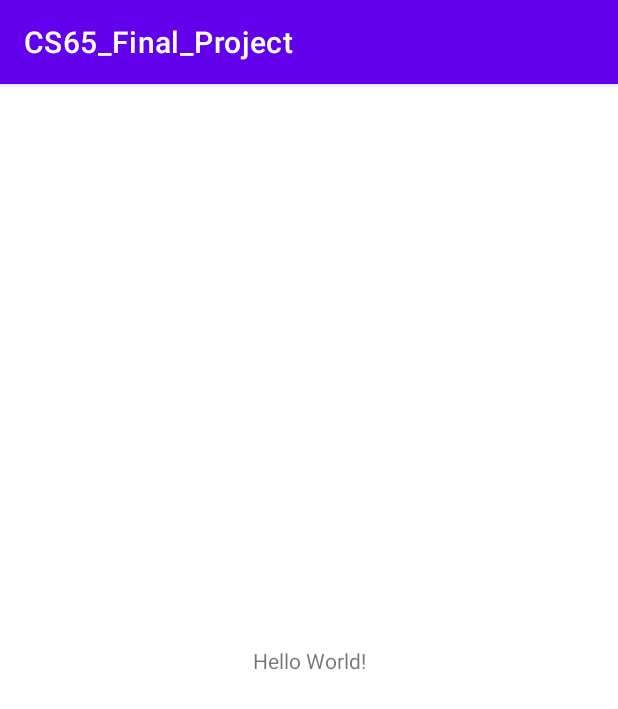
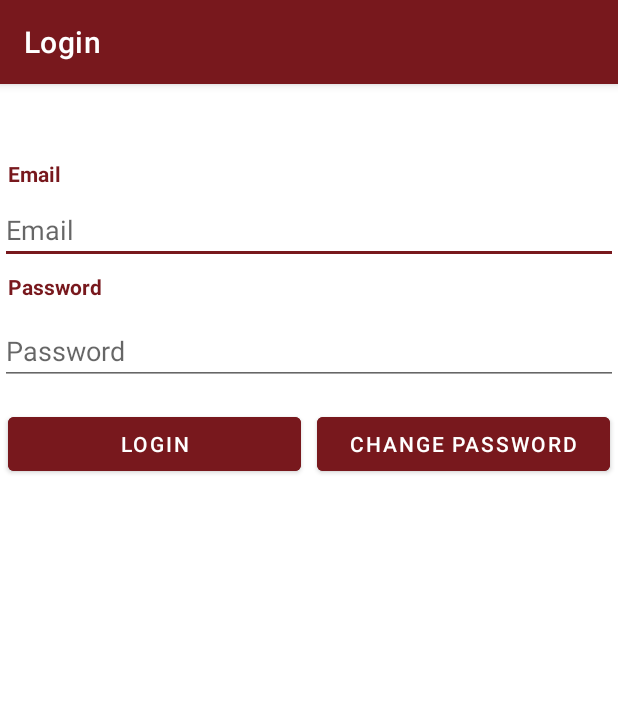
Before and after one commit to nitrous10/Recipe-Finder, an Android app: the screen it shows after launch (MainActivity), on a phone screen of 412 x 824 dp. Shown: the top 709 px of the screen. Run offline under Robolectric (Android 15) with nearby library versions, the phone set to English and light mode, and no system bars.

Commit message:
Rough Login

```diff
--- a/app/src/main/java/com/example/cs65_final_project/MainActivity.java
+++ b/app/src/main/java/com/example/cs65_final_project/MainActivity.java
@@ -2,7 +2,10 @@ package com.example.cs65_final_project;
 
 import androidx.appcompat.app.AppCompatActivity;
 
+import android.content.Intent;
 import android.os.Bundle;
+import android.view.View;
+import android.widget.Toast;
 
 public class MainActivity extends AppCompatActivity {
 
@@ -10,5 +13,16 @@ public class MainActivity extends AppCompatActivity {
     protected void onCreate(Bundle savedInstanceState) {
         super.onCreate(savedInstanceState);
         setContentView(R.layout.activity_main);
+        setTitle("Login");
+    }
+
+    public void loginButtonPressed(View v) {
+//        Intent intent = new Intent(this, HomeActivity.class);
+//        startActivity(intent);
+    }
+
+    public void changePasswordPressed(View v) {
+        Intent intent = new Intent(this, ChangePasswordActivity.class);
+        startActivity(intent);
     }
 }
--- a/app/src/main/res/layout/activity_main.xml
+++ b/app/src/main/res/layout/activity_main.xml
@@ -1,5 +1,5 @@
 <?xml version="1.0" encoding="utf-8"?>
-<androidx.constraintlayout.widget.ConstraintLayout xmlns:android="http://schemas.android.com/apk/res/android"
+<RelativeLayout xmlns:android="http://schemas.android.com/apk/res/android"
     xmlns:app="http://schemas.android.com/apk/res-auto"
     xmlns:tools="http://schemas.android.com/tools"
     android:layout_width="match_parent"
@@ -9,10 +9,85 @@
     <TextView
         android:layout_width="wrap_content"
         android:layout_height="wrap_content"
-        android:text="Hello World!"
-        app:layout_constraintBottom_toBottomOf="parent"
-        app:layout_constraintLeft_toLeftOf="parent"
-        app:layout_constraintRight_toRightOf="parent"
-        app:layout_constraintTop_toTopOf="parent" />
+        android:layout_alignParentLeft="true"
+        android:textColor="@color/brick_red"
+        android:textStyle="bold"
+        android:layout_marginLeft="5dp"
+        android:layout_marginTop="50dp"
+        android:id="@+id/emailTextView"
+        android:text="Email">
 
-</androidx.constraintlayout.widget.ConstraintLayout>
+    </TextView>
+
+    <EditText
+        android:id="@+id/emailEditText"
+        android:layout_width="match_parent"
+        android:layout_height="wrap_content"
+        android:layout_below="@+id/emailTextView"
+        android:layout_centerHorizontal="true"
+        android:layout_marginTop="5dp"
+        android:hint="Email"
+        android:inputType="text">
+
+    </EditText>
+
+    <TextView
+        android:layout_width="wrap_content"
+        android:layout_height="wrap_content"
+        android:layout_alignParentLeft="true"
+        android:textColor="@color/brick_red"
+        android:textStyle="bold"
+        android:layout_margin="5dp"
+        android:layout_below="@+id/emailEditText"
+        android:layout_marginTop="10dp"
+        android:id="@+id/passwordTextView"
+        android:text="Password">
+
+    </TextView>
+
+    <EditText
+        android:layout_width="match_parent"
+        android:layout_height="wrap_content"
+        android:inputType="textPassword"
+        android:layout_centerHorizontal="true"
+        android:layout_below="@id/passwordTextView"
+        android:layout_marginTop="5dp"
+        android:id="@+id/passwordEditText"
+        android:hint="Password">
+
+    </EditText>
+
+    <LinearLayout
+        android:layout_width="match_parent"
+        android:layout_height="wrap_content"
+        android:orientation="horizontal"
+        android:layout_below="@+id/passwordEditText"
+        android:layout_marginTop="10dp"
+        android:weightSum="2">
+
+        <Button
+            android:layout_width="0dp"
+            android:layout_weight="1"
+            android:layout_height="match_parent"
+            android:backgroundTint="@color/brick_red"
+            android:onClick="loginButtonPressed"
+            android:layout_margin="5dp"
+            android:text="Login">
+
+        </Button>
+
+        <Button
+            android:layout_width="0dp"
+            android:layout_weight="1"
+            android:layout_height="match_parent"
+            android:backgroundTint="@color/brick_red"
+            android:onClick="changePasswordPressed"
+            android:layout_margin="5dp"
+            android:text="Change Password">
+
+        </Button>
+
+    </LinearLayout>
+
+
+</RelativeLayout>
--- a/app/src/main/res/values/colors.xml
+++ b/app/src/main/res/values/colors.xml
@@ -7,4 +7,5 @@
     <color name="teal_700">#FF018786</color>
     <color name="black">#FF000000</color>
     <color name="white">#FFFFFFFF</color>
+    <color name="brick_red">#78181d</color>
 </resources>
--- a/app/src/main/res/values/themes.xml
+++ b/app/src/main/res/values/themes.xml
@@ -2,11 +2,11 @@
     <!-- Base application theme. -->
     <style name="Theme.CS65_Final_Project" parent="Theme.MaterialComponents.DayNight.DarkActionBar">
         <!-- Primary brand color. -->
-        <item name="colorPrimary">@color/purple_500</item>
-        <item name="colorPrimaryVariant">@color/purple_700</item>
+        <item name="colorPrimary">@color/brick_red</item>
+        <item name="colorPrimaryVariant">@color/brick_red</item>
         <item name="colorOnPrimary">@color/white</item>
         <!-- Secondary brand color. -->
-        <item name="colorSecondary">@color/teal_200</item>
+        <item name="colorSecondary">@color/brick_red</item>
         <item name="colorSecondaryVariant">@color/teal_700</item>
         <item name="colorOnSecondary">@color/black</item>
         <!-- Status bar color. -->
```
Also changed, not shown: app/src/main/java/com/example/cs65_final_project/ChangePasswordActivity.java (added, +23 -0 lines), app/src/main/res/layout/change_password_layout.xml (added, +67 -0 lines).
